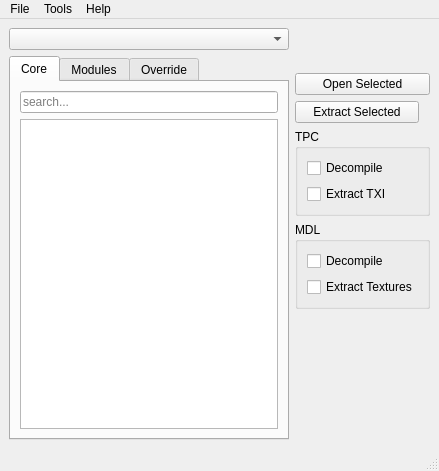
Before: the Qt Designer form ui/mainwindow.ui in NickHugi/PyKotor, drawn with Qt 5.
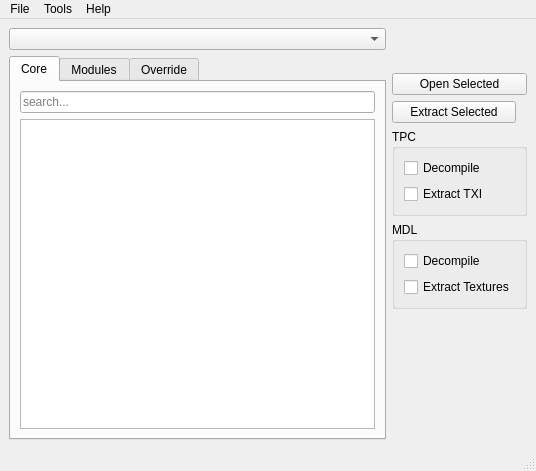
After: the same form once the commit is applied.

What changed in the file:
```diff
--- a/ui/mainwindow.ui
+++ b/ui/mainwindow.ui
@@ -6,7 +6,7 @@
    <rect>
     <x>0</x>
     <y>0</y>
-    <width>439</width>
+    <width>536</width>
     <height>471</height>
    </rect>
   </property>
@@ -347,7 +347,7 @@
     <rect>
      <x>0</x>
      <y>0</y>
-     <width>439</width>
+     <width>536</width>
      <height>21</height>
     </rect>
    </property>
```
Left out of the diff: 6 changed lines with no effect on the pictures.
